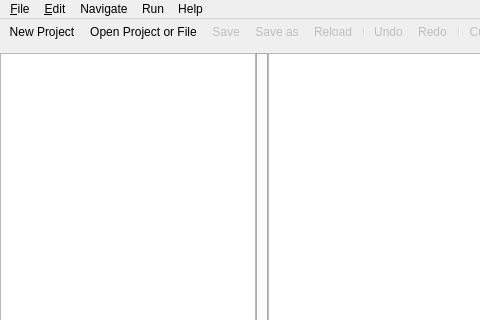
This is ScaraControlGUI/mainwindow.ui in mnowator/SCARA_Control as Qt 5 draws it before an edit; both pictures show x 0 to 480 and y 0 to 320 of the 1041 by 574 pixel window. The edited form follows.
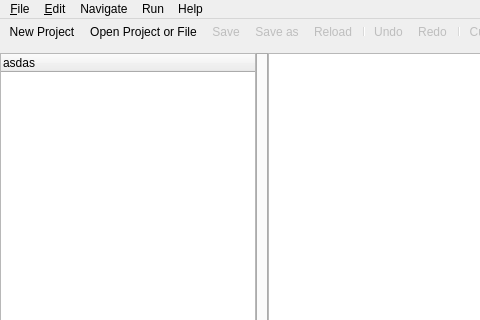
This is the edited form. Icons and pictures are not drawn.

Patch:
```diff
--- a/ScaraControlGUI/mainwindow.ui
+++ b/ScaraControlGUI/mainwindow.ui
@@ -60,11 +60,11 @@
           <bool>false</bool>
          </property>
          <attribute name="headerVisible">
-          <bool>false</bool>
+          <bool>true</bool>
          </attribute>
          <column>
           <property name="text">
-           <string notr="true">asdadsad</string>
+           <string>asdas</string>
           </property>
          </column>
         </widget>
```
